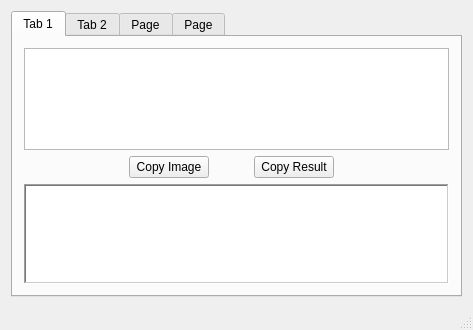
Above: src/mainwindow.ui from MuffyPuff/StrahCalc before the change. Below: the same form after it.
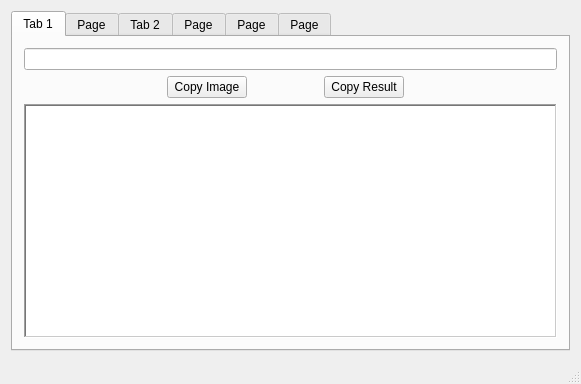
That is the form after the change.

Commit message:
Changed the multiline input to single line. Added history
split into simple and advanced views

Diff of the .ui file:
```diff
--- a/src/mainwindow.ui
+++ b/src/mainwindow.ui
@@ -6,8 +6,8 @@
    <rect>
     <x>0</x>
     <y>0</y>
-    <width>461</width>
-    <height>330</height>
+    <width>581</width>
+    <height>384</height>
    </rect>
   </property>
   <property name="windowTitle">
@@ -25,24 +25,7 @@
         <string>Tab 1</string>
        </attribute>
        <layout class="QGridLayout" name="gridLayout">
-        <item row="1" column="0">
-         <layout class="QVBoxLayout" name="verticalLayout">
-          <item>
-           <layout class="QHBoxLayout" name="horizontalLayout_3">
-            <item>
-             <spacer name="horizontalSpacer">
-              <property name="orientation">
-               <enum>Qt::Horizontal</enum>
-              </property>
-              <property name="sizeHint" stdset="0">
-               <size>
-                <width>67</width>
-                <height>22</height>
-               </size>
-              </property>
-             </spacer>
-            </item>
-            <item>
+        <item row="1" column="1">
              <spacer name="horizontalSpacer_4">
               <property name="orientation">
                <enum>Qt::Horizontal</enum>
@@ -50,72 +33,17 @@
               <property name="sizeHint" stdset="0">
                <size>
                 <width>40</width>
-                <height>20</height>
+            <height>0</height>
                </size>
               </property>
              </spacer>
             </item>
-            <item>
-             <widget class="QPushButton" name="clipBtnEq">
-              <property name="text">
-               <string>Copy Image</string>
-              </property>
-             </widget>
-            </item>
-            <item>
-             <spacer name="horizontalSpacer_3">
-              <property name="orientation">
-               <enum>Qt::Horizontal</enum>
-              </property>
-              <property name="sizeHint" stdset="0">
-               <size>
-                <width>40</width>
-                <height>20</height>
-               </size>
-              </property>
-             </spacer>
-            </item>
-            <item>
-             <widget class="QPushButton" name="clipBtnRes">
-              <property name="text">
-               <string>Copy Result</string>
-              </property>
-             </widget>
-            </item>
-            <item>
-             <spacer name="horizontalSpacer_5">
-              <property name="orientation">
-               <enum>Qt::Horizontal</enum>
-              </property>
-              <property name="sizeHint" stdset="0">
-               <size>
-                <width>40</width>
-                <height>20</height>
-               </size>
-              </property>
-             </spacer>
-            </item>
-            <item>
-             <spacer name="horizontalSpacer_2">
-              <property name="orientation">
-               <enum>Qt::Horizontal</enum>
-              </property>
-              <property name="sizeHint" stdset="0">
-               <size>
-                <width>77</width>
-                <height>22</height>
-               </size>
-              </property>
-             </spacer>
-            </item>
-           </layout>
-          </item>
-          <item>
+        <item row="2" column="0" colspan="7">
            <widget class="QLabel" name="label">
             <property name="minimumSize">
              <size>
               <width>0</width>
-              <height>100</height>
+            <height>137</height>
              </size>
             </property>
             <property name="palette">
@@ -202,28 +130,85 @@
             </property>
            </widget>
           </item>
-         </layout>
-        </item>
-        <item row="0" column="0">
-         <widget class="QPlainTextEdit" name="plainTextEdit">
-          <property name="minimumSize">
+        <item row="1" column="5">
+         <spacer name="horizontalSpacer_5">
+          <property name="orientation">
+           <enum>Qt::Horizontal</enum>
+          </property>
+          <property name="sizeType">
+           <enum>QSizePolicy::Expanding</enum>
+          </property>
+          <property name="sizeHint" stdset="0">
            <size>
-            <width>425</width>
-            <height>70</height>
+            <width>40</width>
+            <height>0</height>
            </size>
           </property>
-          <property name="font">
-           <font>
-            <family>Courier</family>
-           </font>
+         </spacer>
+        </item>
+        <item row="0" column="0" colspan="7">
+         <widget class="QLineEdit" name="eqnInput"/>
+        </item>
+        <item row="1" column="4">
+         <widget class="QPushButton" name="clipBtnRes">
+          <property name="text">
+           <string>Copy Result</string>
           </property>
-          <property name="plainText">
-           <string notr="true"/>
+         </widget>
+        </item>
+        <item row="1" column="3">
+         <spacer name="horizontalSpacer_3">
+          <property name="orientation">
+           <enum>Qt::Horizontal</enum>
           </property>
+          <property name="sizeHint" stdset="0">
+           <size>
+            <width>40</width>
+            <height>0</height>
+           </size>
+          </property>
+         </spacer>
+        </item>
+        <item row="1" column="2">
+         <widget class="QPushButton" name="clipBtnEq">
+          <property name="text">
+           <string>Copy Image</string>
+          </property>
          </widget>
         </item>
+        <item row="1" column="0">
+         <spacer name="horizontalSpacer">
+          <property name="orientation">
+           <enum>Qt::Horizontal</enum>
+          </property>
+          <property name="sizeHint" stdset="0">
+           <size>
+            <width>67</width>
+            <height>0</height>
+           </size>
+          </property>
+         </spacer>
+        </item>
+        <item row="1" column="6">
+         <spacer name="horizontalSpacer_2">
+          <property name="orientation">
+           <enum>Qt::Horizontal</enum>
+          </property>
+          <property name="sizeHint" stdset="0">
+           <size>
+            <width>77</width>
+            <height>0</height>
+           </size>
+          </property>
+         </spacer>
+        </item>
        </layout>
       </widget>
+      <widget class="QWidget" name="calc_adv_t">
+       <attribute name="title">
+        <string>Page</string>
+       </attribute>
+      </widget>
       <widget class="QWidget" name="tab_2">
        <attribute name="title">
         <string>Tab 2</string>
@@ -328,6 +313,16 @@
         </item>
        </layout>
       </widget>
+      <widget class="QWidget" name="history_t">
+       <attribute name="title">
+        <string>Page</string>
+       </attribute>
+       <layout class="QGridLayout" name="gridLayout_8">
+        <item row="0" column="0">
+         <widget class="QListWidget" name="historyList"/>
+        </item>
+       </layout>
+      </widget>
      </widget>
     </item>
    </layout>
```
Left out of the diff: 2 changed lines with no effect on the pictures. Lines whose indentation alone changed are shown as unchanged. The commit also changes 3 other files.
